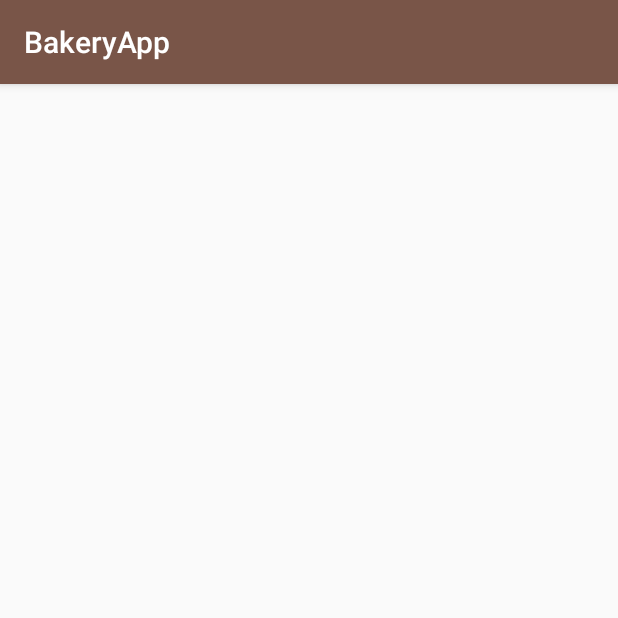
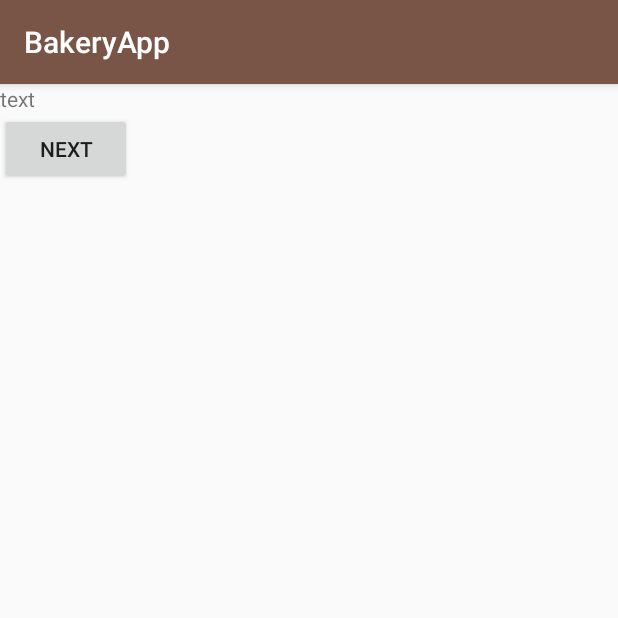
Before and after one commit to jitendrachoudhary9623/BakeryApp, an Android app: the fragment Details_list shown on its own in the app's theme, on a phone screen of 412 x 824 dp, the top half of it. Run offline under Robolectric (Android 15) with nearby library versions, the phone set to English and light mode, and no system bars; 2 statements that could not run were skipped.

Commit message:
Passing Data to Detail_Fragment

```diff
--- a/app/src/main/java/com/bakery_app/jitcodez/bakeryapp/Activity/RecipeDetailsActivity.java
+++ b/app/src/main/java/com/bakery_app/jitcodez/bakeryapp/Activity/RecipeDetailsActivity.java
@@ -6,15 +6,15 @@ import android.support.v7.app.AppCompatActivity;
 import android.os.Bundle;
 import android.widget.Toast;
 
+import com.bakery_app.jitcodez.bakeryapp.Adapter.StepAdapter;
 import com.bakery_app.jitcodez.bakeryapp.R;
 import com.bakery_app.jitcodez.bakeryapp.fragments.Master_List;
-import com.bakery_app.jitcodez.bakeryapp.fragments.RecipeListFragment;
 import com.bakery_app.jitcodez.bakeryapp.model.Recipe;
 
 import java.util.ArrayList;
 
 
-public class RecipeDetailsActivity extends AppCompatActivity {
+public class RecipeDetailsActivity extends AppCompatActivity  {
 
     @Override
     protected void onCreate(Bundle savedInstanceState) {
@@ -38,4 +38,6 @@ public class RecipeDetailsActivity extends AppCompatActivity {
                 .commit();
 
     }
+
+
 }
--- a/app/src/main/java/com/bakery_app/jitcodez/bakeryapp/fragments/Details_list.java
+++ b/app/src/main/java/com/bakery_app/jitcodez/bakeryapp/fragments/Details_list.java
@@ -2,19 +2,30 @@ package com.bakery_app.jitcodez.bakeryapp.fragments;
 
 
 import android.os.Bundle;
-import android.app.Fragment;
+import android.support.annotation.Nullable;
+import android.support.v4.app.Fragment;
 import android.view.LayoutInflater;
 import android.view.View;
 import android.view.ViewGroup;
+import android.widget.Button;
+import android.widget.TextView;
+import android.widget.Toast;
 
 import com.bakery_app.jitcodez.bakeryapp.R;
+import com.bakery_app.jitcodez.bakeryapp.model.Recipe;
+import com.bakery_app.jitcodez.bakeryapp.model.Step;
+
+import java.util.List;
 
 /**
  * A simple {@link Fragment} subclass.
  */
 public class Details_list extends Fragment {
 
-
+    List<Step> mSteps;
+    int position=0;
+    TextView tv;
+    Button next;
     public Details_list() {
         // Required empty public constructor
     }
@@ -24,7 +35,41 @@ public class Details_list extends Fragment {
     public View onCreateView(LayoutInflater inflater, ViewGroup container,
                              Bundle savedInstanceState) {
         // Inflate the layout for this fragment
-        return inflater.inflate(R.layout.fragment_detail_list, container, false);
+        View rootItem=inflater.inflate(R.layout.fragment_detail_list, container, false);
+         mSteps=getArguments().getParcelableArrayList("StepList");
+         try{
+             position=getArguments().getInt("Position");
+         }catch(Exception e)
+         {
+             position=0;
+         }
+         tv=(TextView)rootItem.findViewById(R.id.step_detail);
+         next=(Button)rootItem.findViewById(R.id.next_button);
+         updateUI();
+        //Toast.makeText(getContext(),step.getShortDescription(),Toast.LENGTH_SHORT).show();
+        return rootItem;
     }
 
+
+
+
+    public void updateUI()
+    {
+        tv.setText(mSteps.get(position).getShortDescription());
+    }
+
+    @Override
+    public void onActivityCreated(@Nullable Bundle savedInstanceState) {
+        super.onActivityCreated(savedInstanceState);
+
+        next.setOnClickListener(new View.OnClickListener() {
+            @Override
+            public void onClick(View v) {
+                position++;
+                if(position==mSteps.size())
+                    position=0;
+                updateUI();
+            }
+        });
+    }
 }
--- a/app/src/main/res/layout/fragment_detail_list.xml
+++ b/app/src/main/res/layout/fragment_detail_list.xml
@@ -1,6 +1,17 @@
 <?xml version="1.0" encoding="utf-8"?>
-<android.support.constraint.ConstraintLayout
-    xmlns:android="http://schemas.android.com/apk/res/android" android:layout_width="match_parent"
-    android:layout_height="match_parent">
-
-</android.support.constraint.ConstraintLayout>
+<RelativeLayout android:layout_height="match_parent"
+    android:layout_width="match_parent"
+    xmlns:android="http://schemas.android.com/apk/res/android">
+<TextView
+    android:id="@+id/step_detail"
+    android:layout_width="match_parent"
+    android:layout_height="wrap_content"
+    android:text="text"/>
+    <Button
+        android:layout_below="@id/step_detail"
+        android:layout_width="wrap_content"
+        android:layout_height="wrap_content"
+        android:text="Next"
+        android:id="@+id/next_button"
+        />
+</RelativeLayout>
```
Also changed, not shown: app/src/main/java/com/bakery_app/jitcodez/bakeryapp/Adapter/StepAdapter.java (+25 -4 lines), app/src/main/java/com/bakery_app/jitcodez/bakeryapp/fragments/Master_List.java (+11 -3 lines).
